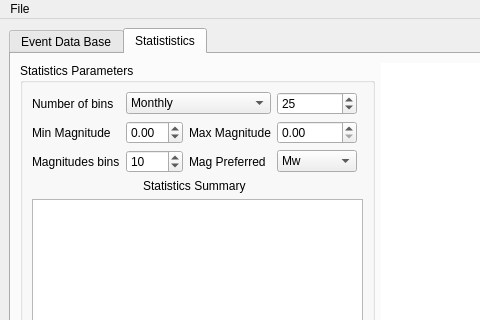
Above: surfquake/resources/designer_uis/EventLocationFrame.ui from rcabdia/SurfQuake before the change; both pictures show x 0 to 480 and y 0 to 320 of the 1280 by 899 pixel window. Below: the same form after it.
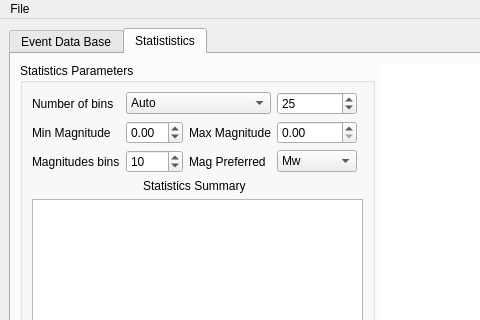
That is the form after the change. The open tabs and pages were chosen to show the change. Custom widgets are drawn as their Qt base class.

Diff of the .ui file:
```diff
--- a/surfquake/resources/designer_uis/EventLocationFrame.ui
+++ b/surfquake/resources/designer_uis/EventLocationFrame.ui
@@ -649,7 +649,7 @@
               <widget class="QComboBox" name="binsSelectionCB">
                <item>
                 <property name="text">
-                 <string>Monthly</string>
+                 <string>Auto</string>
                 </property>
                </item>
                <item>
```
Left out of the diff: 2 changed lines with no effect on the pictures.
